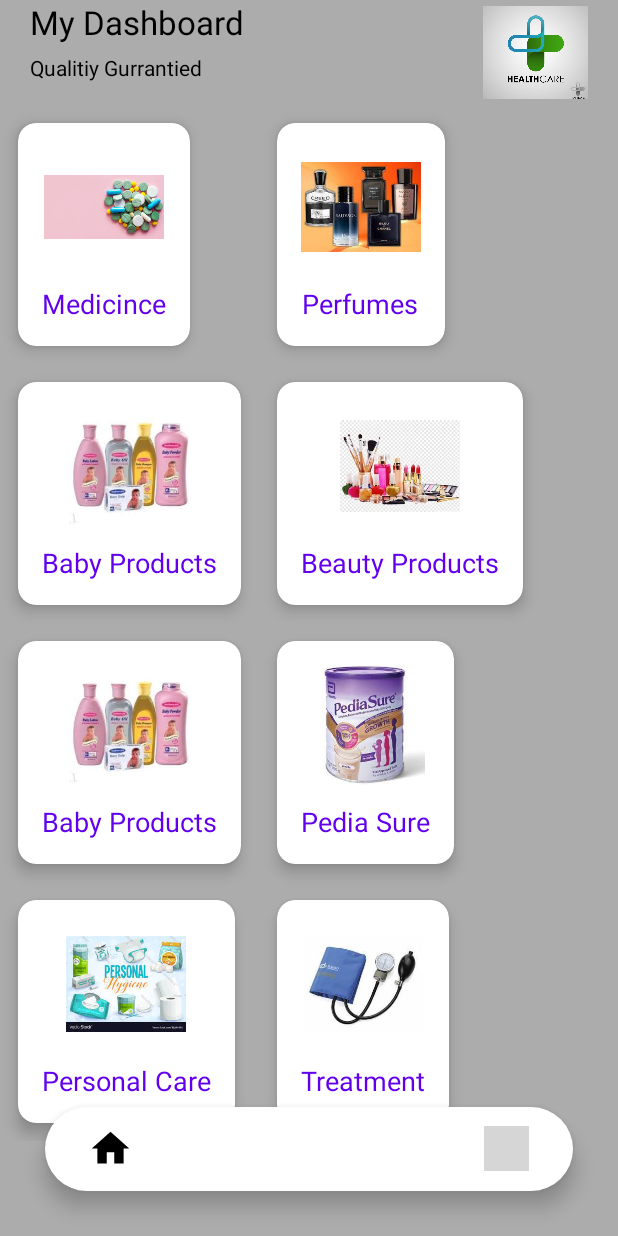
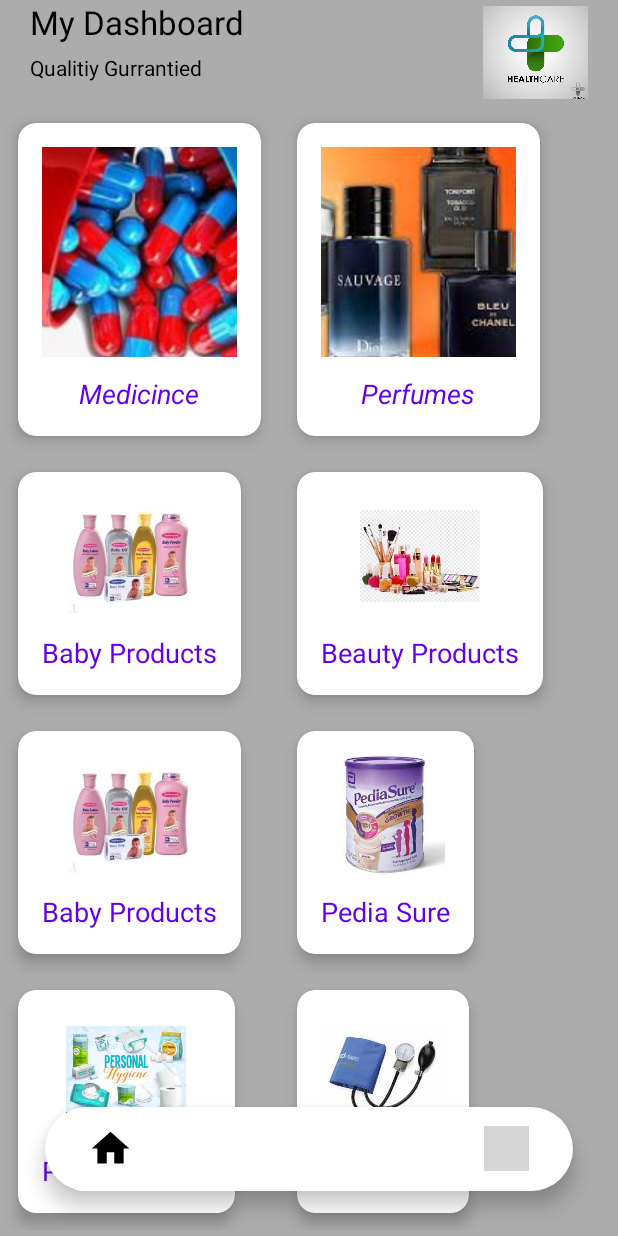
Before and after one commit to HaseebAli0122/loginform, an Android app: the Fragment_home screen opened directly, with no data from a screen before it, on a phone screen of 412 x 824 dp. Run offline under Robolectric (Android 15) with nearby library versions, the phone set to English and light mode, and no system bars; grey boxes are pictures that could not be loaded.

Commit message:
updated project22

```diff
--- a/app/src/main/res/layout/activity_bottomnavigation.xml
+++ b/app/src/main/res/layout/activity_bottomnavigation.xml
@@ -9,6 +9,7 @@
     tools:context=".bottomnavigation">
 
     <android.support.design.widget.BottomNavigationView
+        android:id="@+id/bottom_navigation"
         android:layout_width="match_parent"
         android:layout_height="wrap_content"
         android:layout_alignParentBottom="true"
@@ -17,12 +18,11 @@
         android:layout_marginEnd="30dp"
         android:layout_marginBottom="30dp"
         android:background="@drawable/round_corner"
+
         android:elevation="2dp"
-
         app:itemIconSize="30dp"
         app:itemIconTint="@drawable/item_selector"
         app:labelVisibilityMode="unlabeled"
-        app:menu="@menu/navigation_menu"
-        android:id="@+id/bottom_navigation"/>
+        app:menu="@menu/navigation_menu" />
 
 </RelativeLayout>
--- a/app/src/main/res/layout/fragment_category.xml
+++ b/app/src/main/res/layout/fragment_category.xml
@@ -50,7 +50,7 @@
         android:layout_marginLeft="90dp"
         android:layout_marginRight="90dp"
         android:background="@drawable/buttoncolour"
-        android:text="Add Cart"
+        android:text="Click to Catagories"
         android:textSize="11dp"
 
         />
--- a/app/src/main/res/layout/fragment_home.xml
+++ b/app/src/main/res/layout/fragment_home.xml
@@ -72,19 +72,23 @@
         android:layout_width="match_parent"
         android:layout_height="match_parent">
 
-        <ImageView
-            android:src="@drawable/medicine"
-            android:layout_width="80dp"
-            android:layout_height="80dp"/>
+       <ImageButton
+           android:layout_width="130dp"
+           android:layout_height="140dp"
+           android:src="@drawable/medi25"
 
+           />
         <TextView
             android:layout_width="wrap_content"
             android:layout_height="wrap_content"
             android:text="Medicince"
+            android:textStyle="italic"
             android:textSize="18sp"
             android:textColor="@color/purple_500"
             android:layout_marginTop="12dp"
             />
+
+
 
 
 
@@ -107,15 +111,16 @@
             android:layout_width="match_parent"
             android:layout_height="match_parent">
 
-            <ImageView
-                android:src="@drawable/perfumes"
-                android:layout_width="80dp"
-                android:layout_height="80dp"/>
+           <ImageButton
+               android:layout_width="130dp"
+               android:layout_height="140dp"
+               android:src="@drawable/perfumes"/>
 
             <TextView
                 android:layout_width="wrap_content"
                 android:layout_height="wrap_content"
                 android:text="Perfumes"
+                android:textStyle="italic"
                 android:textSize="18sp"
                 android:textColor="@color/purple_500"
                 android:layout_marginTop="12dp"
```
Also changed, not shown: app/src/main/java/com/example/loginform/Fragment_category.java (+12 -2 lines), app/src/main/res/drawable/medi25.jpg (added).
